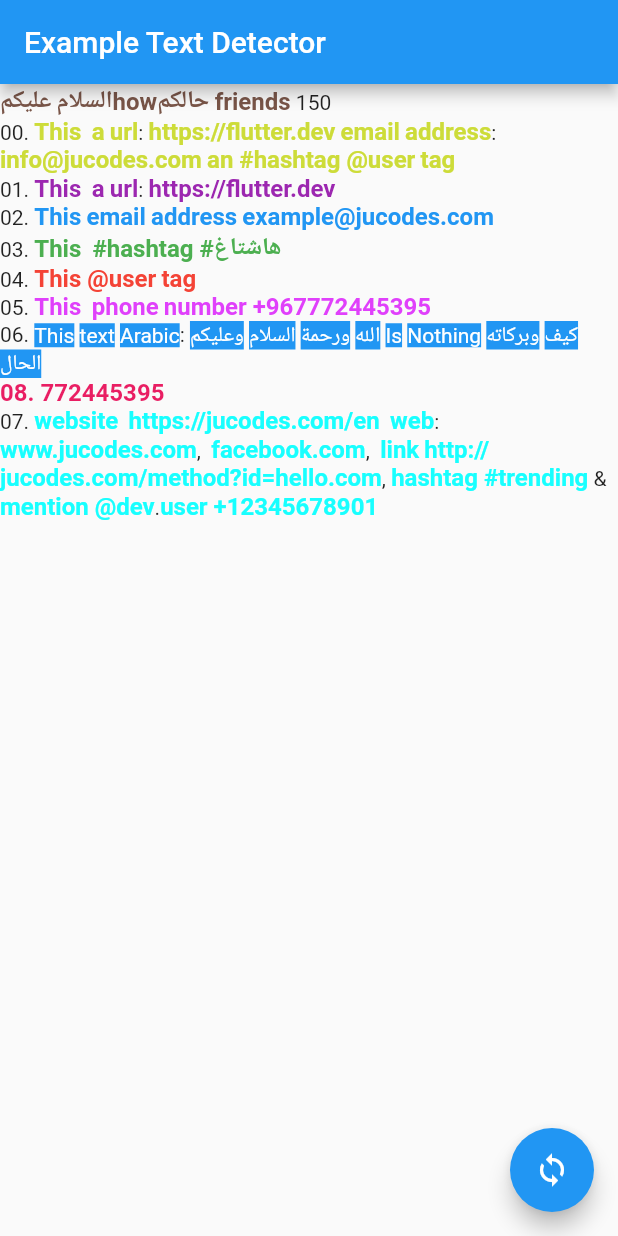
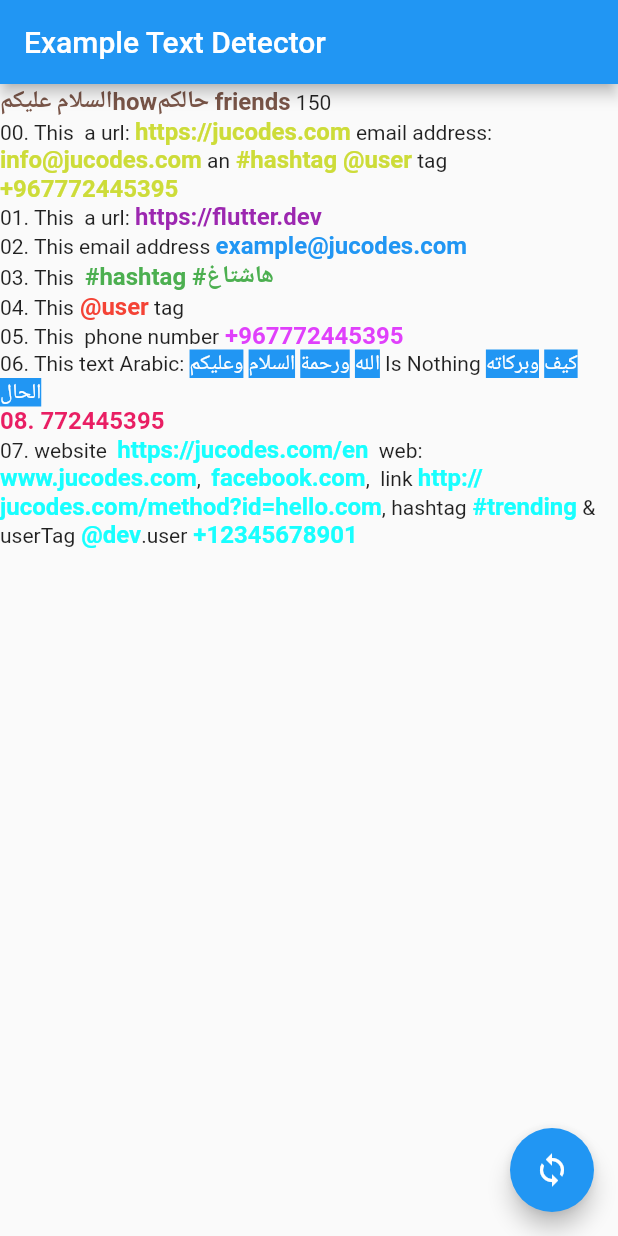
Before and after one commit to AymanYassinn/JTextDetector, a Flutter app: the screen it shows after launch, on a phone screen of 412 x 824 dp. Run offline on Flutter 3.47's test engine with Material 2 defaults, Android fonts, the phone set to English and light mode, and no system bars.

Commit message:
Just Text Detector

```diff
--- a/analysis_options.yaml
+++ b/analysis_options.yaml
@@ -1,4 +1,4 @@
-include: package:flutter_lints/flutter.yaml
+include: package:lints/core.yaml
 
 linter:
   rules:
--- a/example/lib/main.dart
+++ b/example/lib/main.dart
@@ -33,7 +33,7 @@ class MyApp extends StatelessWidget {
 
 const List<String> TEXT_EXAMPLE = [
   "السلام [@عليكم:12345678] #how @حالكم [@friends:1234568] 150",
-  "00. This  a url: https://flutter.dev email address: info@jucodes.com an #hashtag @user tag ",
+  "00. This  a url: https://jucodes.com email address: info@jucodes.com an #hashtag @user tag +967772445395",
   "01. This  a url: https://flutter.dev",
   "02. This email address example@jucodes.com",
   "03. This  #hashtag #هاشتاغ",
@@ -41,7 +41,7 @@ const List<String> TEXT_EXAMPLE = [
   "05. This  phone number +967772445395",
   "06. This text Arabic: وعليكم السلام ورحمة الله Is Nothing وبركاته كيف الحال",
   "08. 772445395",
-  "07. website  https://jucodes.com/en  web: www.jucodes.com,  facebook.com,  link http://jucodes.com/method?id=hello.com, hashtag #trending & mention @dev.user +12345678901",
+  "07. website  https://jucodes.com/en  web: www.jucodes.com,  facebook.com,  link http://jucodes.com/method?id=hello.com, hashtag #trending & userTag @dev.user +12345678901",
 ];
 List<Color> fColors = [
   Colors.brown,
@@ -55,15 +55,14 @@ List<Color> fColors = [
   Colors.pink,
   Colors.cyanAccent,
 ];
-const Map<String, dynamic> STRING_REGEXP_CONST_MA = {
-  //URL_DETECT: URL_REGEXP,
-  //URL_DETECT: \s*(?:\+?(\d{1,3}))?[-. (]*(\d{3})[-. )]*(\d{3})[-. ]*([0-9]*)(?: *x(\d+))?\s*,
-  //URL_DETECT: \s*(?:\+?(\d{1,3}))?[-. (]*(\d{3})[-. )]*(\d{3})[-. ]*(\d{3,4})(?: *x(\d+))?\s*,
-  // PHONE_REGEXP_TYPE: r'''/^(?:(?:\(?(?:00|\+)([1-4]\d\d|[1-9]\d+)\)?)[\-\.\ \\\/]?)?((?:\(?\d{1,}\)?[\-\.\ \\\/]?)+)(?:[\-\.\ \\\/]?(?:#|ext\.?|extension|x)[\-\.\ \\\/]?(\d+))?$/i''',
-  //EMAIL_DETECT: EMAIL_REGEXP,
-  // HASHTAG_DETECT: HASHTAG_REGEXP,
-  //USER_TAG_DETECT: USER_TAG_REGEXP,
-  //USER_ID_TAG_DETECT: USER_TAG_WITH_ID,
+const Map<String, dynamic> STRING_REGEXP_CONST = {
+  URL_REGEXP_TYPE: URL_REGEXP,
+  PHONE_REGEXP_TYPE: PHONE_REGEXP,
+  EMAIL_REGEXP_TYPE: EMAIL_REGEXP,
+  HASHTAG_REGEXP_TYPE: HASHTAG_REGEXP,
+  USER_TAG_REGEXP_TYPE: USER_TAG_REGEXP,
+  USER_ID_TAG_REGEXP_TYPE: USER_TAG_WITH_ID,
+  ARABIC_REGEXP_TYPE: ARABIC_REGEXP,
 };
 
 class JTextDetectorExample extends StatelessWidget {
@@ -85,7 +84,18 @@ class JTextDetectorExample extends StatelessWidget {
                   text: TEXT_EXAMPLE[i],
                   selectable: TEXT_EXAMPLE[i].startsWith("07"),
                   detectorOptions: [
-                    for (var io in STRING_REGEXP_CONST_MAP.entries.toList())
+                    DetectorOptions(
+                        type: "PHONE",
+                        pattern: PHONE_REGEXP,
+                        style: const TextStyle(
+                          color: Colors.red,
+                          fontSize: 24,
+                        ),
+                        onTap: (url) {
+                          //launch("tel:" + url);
+                          debugPrint("tel:${url.value}");
+                        }),
+                    for (var io in STRING_REGEXP_CONST.entries.toList())
                       DetectorOptions(
                         pattern: io.value,
                         type: io.key,
--- a/lib/src/jHelpers.dart
+++ b/lib/src/jHelpers.dart
@@ -1,5 +1,4 @@
 // ignore_for_file: non_constant_identifier_names
-
 part of jtdetector;
 
 /// A [DetectedValue] class which provides a Return Value for [JTextDetector]
@@ -168,8 +167,8 @@ const Map<String, dynamic> STRING_REGEXP_CONST_MAP = {
   HASHTAG_REGEXP_TYPE: HASHTAG_REGEXP,
   USER_TAG_REGEXP_TYPE: USER_TAG_REGEXP,
   USER_ID_TAG_REGEXP_TYPE: USER_TAG_WITH_ID,
-  ARABIC_REGEXP_TYPE: ARABIC_REGEXP,
-  ENGLISH_REGEXP_TYPE: ENGLISH_REGEXP,
+  //ARABIC_REGEXP_TYPE: ARABIC_REGEXP,
+  // ENGLISH_REGEXP_TYPE: ENGLISH_REGEXP,
 };
 
 /// An [Map] Global Var [REGEXP_MAP_VALUES] for [String] Patterns types and [RegExp] constant
@@ -180,6 +179,6 @@ Map<String, RegExp> REGEXP_MAP_VALUES = {
   HASHTAG_REGEXP_TYPE: RegExp(HASHTAG_REGEXP),
   USER_TAG_REGEXP_TYPE: RegExp(USER_TAG_REGEXP),
   USER_ID_TAG_REGEXP_TYPE: RegExp(USER_TAG_WITH_ID),
-  ARABIC_REGEXP_TYPE: RegExp(ARABIC_REGEXP),
-  ENGLISH_REGEXP_TYPE: RegExp(ENGLISH_REGEXP),
+  // ARABIC_REGEXP_TYPE: RegExp(ARABIC_REGEXP),
+  // ENGLISH_REGEXP_TYPE: RegExp(ENGLISH_REGEXP),
 };
--- a/lib/src/jTextDetector.dart
+++ b/lib/src/jTextDetector.dart
@@ -135,10 +135,12 @@ class JTextDetector extends StatelessWidget {
         textWidthBasis: textWidthBasis,
         semanticsLabel: semanticsLabel,
         maxLines: maxLines,
-        toolbarOptions: const ToolbarOptions(
+        selectionControls: MaterialTextSelectionControls(),
+        /*toolbarOptions: const ToolbarOptions(
           selectAll: true,
           copy: true,
         ),
+        */
       );
     } else {
       return Text.rich(
--- a/pubspec.yaml
+++ b/pubspec.yaml
@@ -1,6 +1,6 @@
 name: jtdetector
-description: Just An Amazing High Customizable Text Detector Widget Package That Can Detect Url,HashTag,Email,User Tag & any Other Pattern.
-version: 1.0.0
+description: Just An Amazing Highly Customizable Text Detector Widget Package That Can Detect Url,HashTag,Email,User Tag & any Other Pattern.
+version: 1.1.0
 homepage: https://github.com/AymanYassinn/
 repository: https://github.com/AymanYassinn/JTextDetector
 
@@ -15,7 +15,7 @@ dependencies:
 dev_dependencies:
   flutter_test:
     sdk: flutter
-  flutter_lints: ^2.0.0
+  lints: ^2.0.1
 
 # For information on the generic Dart part of this file, see the
 # following page: https://dart.dev/tools/pub/pubspec
```
Also changed, not shown: example/pubspec.lock, 2 other files.
